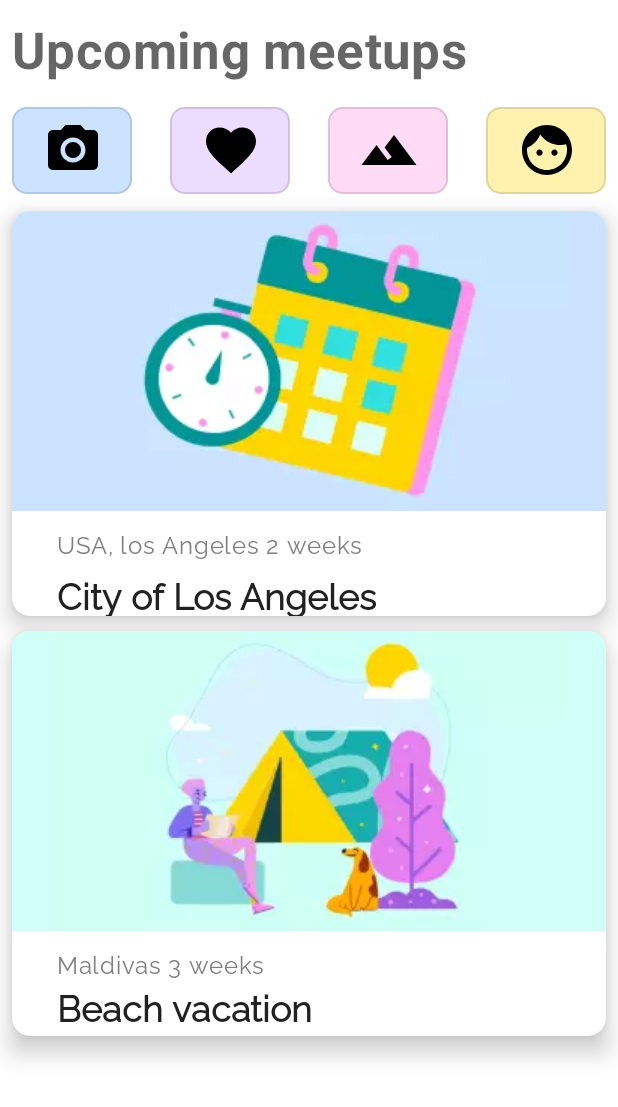
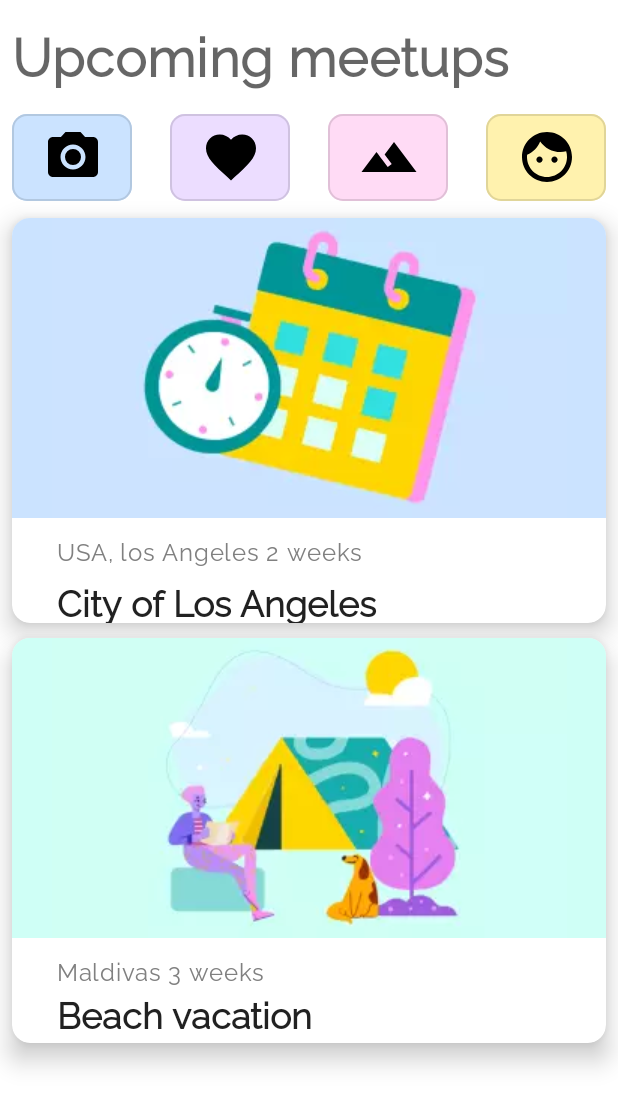
Before and after one commit to DiegoDonoso000/Travelling, an Android app: the layout home.xml on its own in the app's theme, with its tools: preview values and no code run, on a phone screen of 412 x 824 dp. Shown: the top 1107 px of the screen. Run offline under Robolectric (Android 15) with nearby library versions, the phone set to English and light mode, and no system bars.

Commit message:
Actualizacion global

```diff
--- a/app/src/main/res/layout/home.xml
+++ b/app/src/main/res/layout/home.xml
@@ -14,7 +14,7 @@
         android:layout_marginTop="10dp"
         android:paddingBottom="10dp"
         android:text="@string/home_title"
-        android:textAppearance="@style/TextAppearance.MaterialComponents.Headline4"
+        android:textAppearance="?appTravellingH4"
         android:textStyle="bold"
         app:layout_constraintStart_toStartOf="parent"
         app:layout_constraintTop_toTopOf="parent" />
--- a/app/src/main/res/layout/onboarding.xml
+++ b/app/src/main/res/layout/onboarding.xml
@@ -14,7 +14,7 @@
             android:gravity="center_horizontal"
             android:paddingVertical="10dp"
             android:text="@string/onboard_titulo1"
-            android:textAppearance="@style/TextAppearance.MaterialComponents.Headline4"
+            android:textAppearance="?textAppearanceHeadline4"
             android:textStyle="bold"
             app:layout_constraintEnd_toEndOf="parent"
             app:layout_constraintStart_toStartOf="parent"
```
